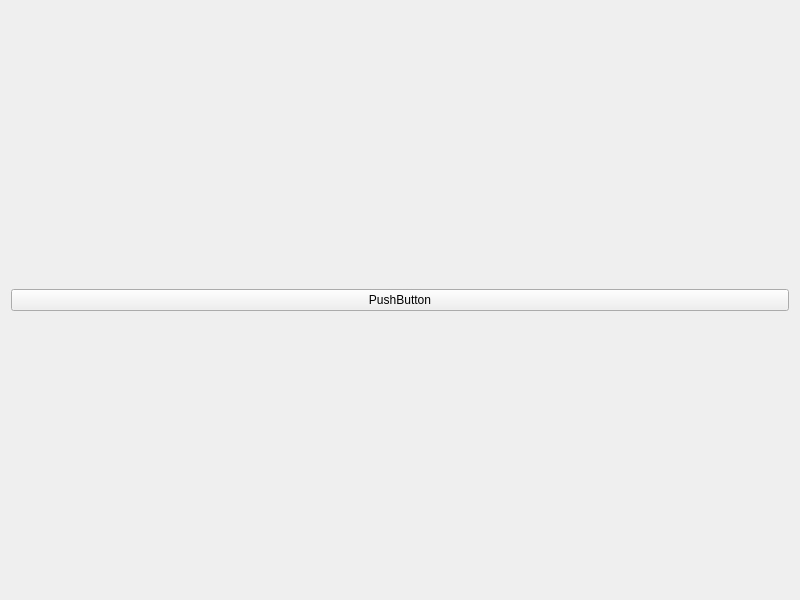
Above: MidtermUI/midtermui.ui from yu-cheng0822/MidtermUI before the change. Below: the same form after it.
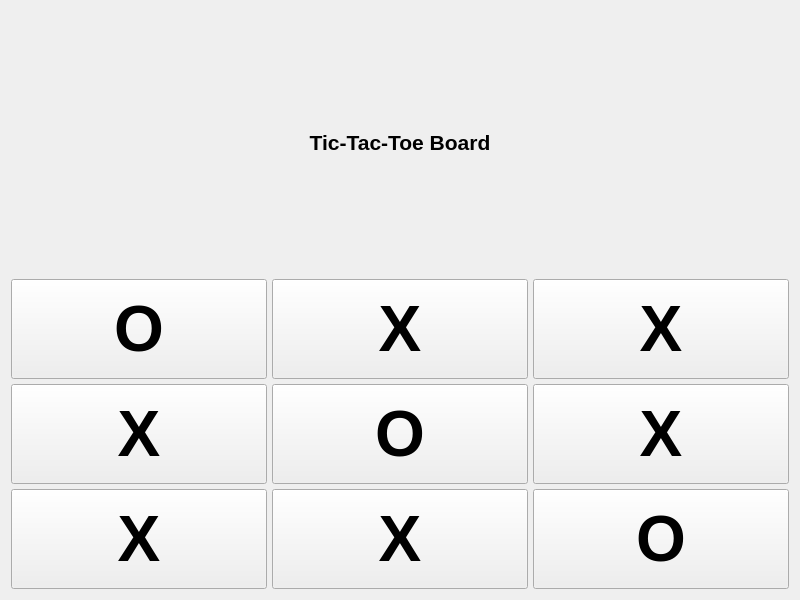
That is the form after the change.

Commit message: Create tic-tac-toe board UI with OXX/XOX/XXO pattern

```diff
--- a/MidtermUI/midtermui.ui
+++ b/MidtermUI/midtermui.ui
@@ -15,12 +15,209 @@
   </property>
   <layout class="QVBoxLayout" name="verticalLayout">
    <item>
-    <widget class="QPushButton" name="pushButton">
+    <widget class="QLabel" name="titleLabel">
      <property name="text">
-      <string>PushButton</string>
+      <string>Tic-Tac-Toe Board</string>
+     </property>
+     <property name="alignment">
+      <set>Qt::AlignCenter</set>
+     </property>
+     <property name="font">
+      <font>
+       <pointsize>16</pointsize>
+       <weight>75</weight>
+       <bold>true</bold>
+      </font>
      </property>
     </widget>
    </item>
+   <item>
+    <layout class="QGridLayout" name="gridLayout">
+     <property name="spacing">
+      <number>5</number>
+     </property>
+     <item row="0" column="0">
+      <widget class="QPushButton" name="cell_0_0">
+       <property name="text">
+        <string>O</string>
+       </property>
+       <property name="font">
+        <font>
+         <pointsize>48</pointsize>
+         <weight>75</weight>
+         <bold>true</bold>
+        </font>
+       </property>
+       <property name="minimumSize">
+        <size>
+         <width>100</width>
+         <height>100</height>
+        </size>
+       </property>
+      </widget>
+     </item>
+     <item row="0" column="1">
+      <widget class="QPushButton" name="cell_0_1">
+       <property name="text">
+        <string>X</string>
+       </property>
+       <property name="font">
+        <font>
+         <pointsize>48</pointsize>
+         <weight>75</weight>
+         <bold>true</bold>
+        </font>
+       </property>
+       <property name="minimumSize">
+        <size>
+         <width>100</width>
+         <height>100</height>
+        </size>
+       </property>
+      </widget>
+     </item>
+     <item row="0" column="2">
+      <widget class="QPushButton" name="cell_0_2">
+       <property name="text">
+        <string>X</string>
+       </property>
+       <property name="font">
+        <font>
+         <pointsize>48</pointsize>
+         <weight>75</weight>
+         <bold>true</bold>
+        </font>
+       </property>
+       <property name="minimumSize">
+        <size>
+         <width>100</width>
+         <height>100</height>
+        </size>
+       </property>
+      </widget>
+     </item>
+     <item row="1" column="0">
+      <widget class="QPushButton" name="cell_1_0">
+       <property name="text">
+        <string>X</string>
+       </property>
+       <property name="font">
+        <font>
+         <pointsize>48</pointsize>
+         <weight>75</weight>
+         <bold>true</bold>
+        </font>
+       </property>
+       <property name="minimumSize">
+        <size>
+         <width>100</width>
+         <height>100</height>
+        </size>
+       </property>
+      </widget>
+     </item>
+     <item row="1" column="1">
+      <widget class="QPushButton" name="cell_1_1">
+       <property name="text">
+        <string>O</string>
+       </property>
+       <property name="font">
+        <font>
+         <pointsize>48</pointsize>
+         <weight>75</weight>
+         <bold>true</bold>
+        </font>
+       </property>
+       <property name="minimumSize">
+        <size>
+         <width>100</width>
+         <height>100</height>
+        </size>
+       </property>
+      </widget>
+     </item>
+     <item row="1" column="2">
+      <widget class="QPushButton" name="cell_1_2">
+       <property name="text">
+        <string>X</string>
+       </property>
+       <property name="font">
+        <font>
+         <pointsize>48</pointsize>
+         <weight>75</weight>
+         <bold>true</bold>
+        </font>
+       </property>
+       <property name="minimumSize">
+        <size>
+         <width>100</width>
+         <height>100</height>
+        </size>
+       </property>
+      </widget>
+     </item>
+     <item row="2" column="0">
+      <widget class="QPushButton" name="cell_2_0">
+       <property name="text">
+        <string>X</string>
+       </property>
+       <property name="font">
+        <font>
+         <pointsize>48</pointsize>
+         <weight>75</weight>
+         <bold>true</bold>
+        </font>
+       </property>
+       <property name="minimumSize">
+        <size>
+         <width>100</width>
+         <height>100</height>
+        </size>
+       </property>
+      </widget>
+     </item>
+     <item row="2" column="1">
+      <widget class="QPushButton" name="cell_2_1">
+       <property name="text">
+        <string>X</string>
+       </property>
+       <property name="font">
+        <font>
+         <pointsize>48</pointsize>
+         <weight>75</weight>
+         <bold>true</bold>
+        </font>
+       </property>
+       <property name="minimumSize">
+        <size>
+         <width>100</width>
+         <height>100</height>
+        </size>
+       </property>
+      </widget>
+     </item>
+     <item row="2" column="2">
+      <widget class="QPushButton" name="cell_2_2">
+       <property name="text">
+        <string>O</string>
+       </property>
+       <property name="font">
+        <font>
+         <pointsize>48</pointsize>
+         <weight>75</weight>
+         <bold>true</bold>
+        </font>
+       </property>
+       <property name="minimumSize">
+        <size>
+         <width>100</width>
+         <height>100</height>
+        </size>
+       </property>
+      </widget>
+     </item>
+    </layout>
+   </item>
   </layout>
  </widget>
  <resources/>
```
Left out of the diff: 2 changed lines with no effect on the pictures.
